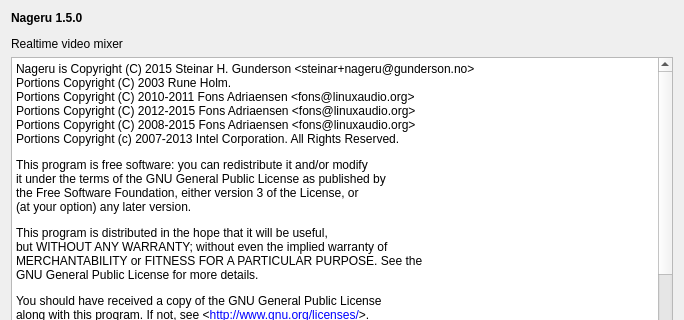
This is ui_aboutdialog.ui in jljouannic/nageru as Qt 5 draws it before an edit; both pictures show x 0 to 684 and y 0 to 320 of the 684 by 544 pixel window. The edited form follows.
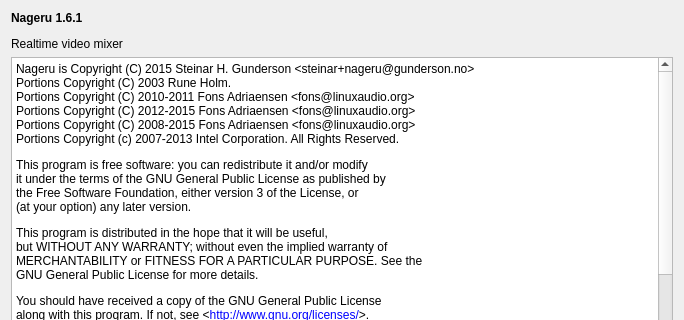
This is the edited form.

Commit message: Release Nageru 1.6.1.

```diff
--- a/ui_aboutdialog.ui
+++ b/ui_aboutdialog.ui
@@ -17,7 +17,7 @@
    <item>
     <widget class="QLabel" name="label">
      <property name="text">
-      <string>&lt;p&gt;&lt;b&gt;Nageru 1.5.0&lt;/b&gt;&lt;/p&gt;
+      <string>&lt;p&gt;&lt;b&gt;Nageru 1.6.1&lt;/b&gt;&lt;/p&gt;
 
 &lt;p&gt;Realtime video mixer&lt;/p&gt;</string>
      </property>
```
The commit also changes 1 other file.
